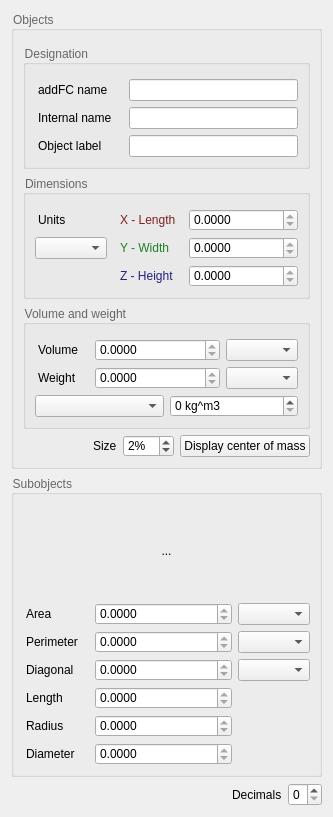
Before: the Qt Designer form utils/addFC_Summary.ui in GS90/addFC, drawn with Qt 5.
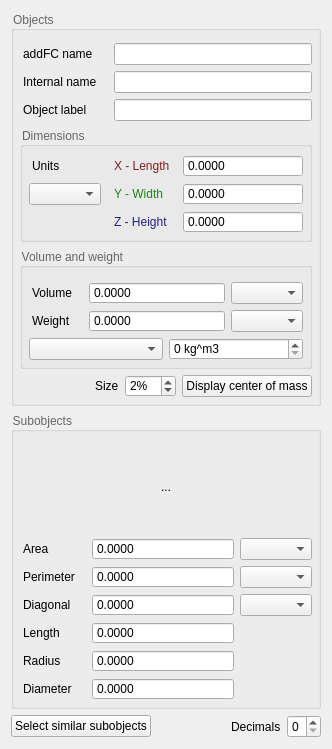
After: the same form once the commit is applied.

Patch:
```diff
--- a/utils/addFC_Summary.ui
+++ b/utils/addFC_Summary.ui
@@ -7,8 +7,8 @@
    <rect>
     <x>0</x>
     <y>0</y>
-    <width>333</width>
-    <height>817</height>
+    <width>332</width>
+    <height>749</height>
    </rect>
   </property>
   <property name="windowTitle">
@@ -24,17 +24,17 @@
       <string>Objects </string>
      </property>
      <layout class="QVBoxLayout" name="verticalLayout_2">
+      <property name="leftMargin">
+       <number>6</number>
+      </property>
       <property name="topMargin">
-       <number>14</number>
+       <number>12</number>
       </property>
-      <item>
-       <widget class="QGroupBox" name="Designation_Group">
-        <property name="title">
-         <string>Designation </string>
-        </property>
-        <layout class="QVBoxLayout" name="verticalLayout_5">
-         <property name="topMargin">
-          <number>14</number>
+      <property name="rightMargin">
+       <number>6</number>
+      </property>
+      <property name="bottomMargin">
+       <number>6</number>
          </property>
          <item>
           <layout class="QGridLayout" name="Designation_Grid" columnstretch="0,1">
@@ -91,17 +91,23 @@
            </item>
           </layout>
          </item>
-        </layout>
-       </widget>
-      </item>
       <item>
        <widget class="QGroupBox" name="BB_Group">
         <property name="title">
          <string>Dimensions </string>
         </property>
         <layout class="QVBoxLayout" name="verticalLayout_3">
+         <property name="leftMargin">
+          <number>6</number>
+         </property>
          <property name="topMargin">
-          <number>14</number>
+          <number>8</number>
+         </property>
+         <property name="rightMargin">
+          <number>6</number>
+         </property>
+         <property name="bottomMargin">
+          <number>6</number>
          </property>
          <item>
           <layout class="QGridLayout" name="BB_Grid" columnstretch="0,0,1">
@@ -153,6 +159,9 @@
              <property name="readOnly">
               <bool>true</bool>
              </property>
+             <property name="buttonSymbols">
+              <enum>QAbstractSpinBox::NoButtons</enum>
+             </property>
              <property name="decimals">
               <number>4</number>
              </property>
@@ -163,6 +172,9 @@
              <property name="readOnly">
               <bool>true</bool>
              </property>
+             <property name="buttonSymbols">
+              <enum>QAbstractSpinBox::NoButtons</enum>
+             </property>
              <property name="decimals">
               <number>4</number>
              </property>
@@ -173,6 +185,9 @@
              <property name="readOnly">
               <bool>true</bool>
              </property>
+             <property name="buttonSymbols">
+              <enum>QAbstractSpinBox::NoButtons</enum>
+             </property>
              <property name="decimals">
               <number>4</number>
              </property>
@@ -188,10 +203,22 @@
         <property name="title">
          <string>Volume and weight </string>
         </property>
+        <property name="flat">
+         <bool>false</bool>
+        </property>
         <layout class="QVBoxLayout" name="verticalLayout_4">
+         <property name="leftMargin">
+          <number>6</number>
+         </property>
          <property name="topMargin">
           <number>14</number>
          </property>
+         <property name="rightMargin">
+          <number>6</number>
+         </property>
+         <property name="bottomMargin">
+          <number>6</number>
+         </property>
          <item>
           <layout class="QGridLayout" name="VW_Grid" columnstretch="0,1,0">
            <item row="1" column="0">
@@ -212,6 +239,9 @@
              <property name="readOnly">
               <bool>true</bool>
              </property>
+             <property name="buttonSymbols">
+              <enum>QAbstractSpinBox::NoButtons</enum>
+             </property>
              <property name="decimals">
               <number>4</number>
              </property>
@@ -232,6 +262,9 @@
              <property name="readOnly">
               <bool>true</bool>
              </property>
+             <property name="buttonSymbols">
+              <enum>QAbstractSpinBox::NoButtons</enum>
+             </property>
              <property name="decimals">
               <number>4</number>
              </property>
@@ -324,6 +357,18 @@
       <string>Subobjects </string>
      </property>
      <layout class="QVBoxLayout" name="verticalLayout_6">
+      <property name="leftMargin">
+       <number>6</number>
+      </property>
+      <property name="topMargin">
+       <number>10</number>
+      </property>
+      <property name="rightMargin">
+       <number>6</number>
+      </property>
+      <property name="bottomMargin">
+       <number>6</number>
+      </property>
       <item>
        <widget class="QLabel" name="Subobjects_Title">
         <property name="text">
@@ -354,6 +399,9 @@
           <property name="readOnly">
            <bool>true</bool>
           </property>
+          <property name="buttonSymbols">
+           <enum>QAbstractSpinBox::NoButtons</enum>
+          </property>
           <property name="decimals">
            <number>4</number>
           </property>
@@ -397,6 +445,9 @@
           <property name="readOnly">
            <bool>true</bool>
           </property>
+          <property name="buttonSymbols">
+           <enum>QAbstractSpinBox::NoButtons</enum>
+          </property>
           <property name="decimals">
            <number>4</number>
           </property>
@@ -417,6 +468,9 @@
           <property name="readOnly">
            <bool>true</bool>
           </property>
+          <property name="buttonSymbols">
+           <enum>QAbstractSpinBox::NoButtons</enum>
+          </property>
           <property name="decimals">
            <number>4</number>
           </property>
@@ -427,6 +481,9 @@
           <property name="readOnly">
            <bool>true</bool>
           </property>
+          <property name="buttonSymbols">
+           <enum>QAbstractSpinBox::NoButtons</enum>
+          </property>
           <property name="decimals">
            <number>4</number>
           </property>
@@ -440,6 +497,9 @@
           <property name="readOnly">
            <bool>true</bool>
           </property>
+          <property name="buttonSymbols">
+           <enum>QAbstractSpinBox::NoButtons</enum>
+          </property>
           <property name="decimals">
            <number>4</number>
           </property>
@@ -460,6 +520,9 @@
           <property name="readOnly">
            <bool>true</bool>
           </property>
+          <property name="buttonSymbols">
+           <enum>QAbstractSpinBox::NoButtons</enum>
+          </property>
           <property name="decimals">
            <number>4</number>
           </property>
@@ -475,6 +538,13 @@
    </item>
    <item>
     <layout class="QHBoxLayout" name="Decimals_Layout">
+     <item>
+      <widget class="QPushButton" name="SelectSimilar">
+       <property name="text">
+        <string>Select similar subobjects</string>
+       </property>
+      </widget>
+     </item>
      <item>
       <spacer name="Decimals_Spacer">
        <property name="orientation">
@@ -482,7 +552,7 @@
        </property>
        <property name="sizeHint" stdset="0">
         <size>
-         <width>40</width>
+         <width>20</width>
          <height>20</height>
         </size>
        </property>
```
Lines whose indentation alone changed are shown as unchanged.
